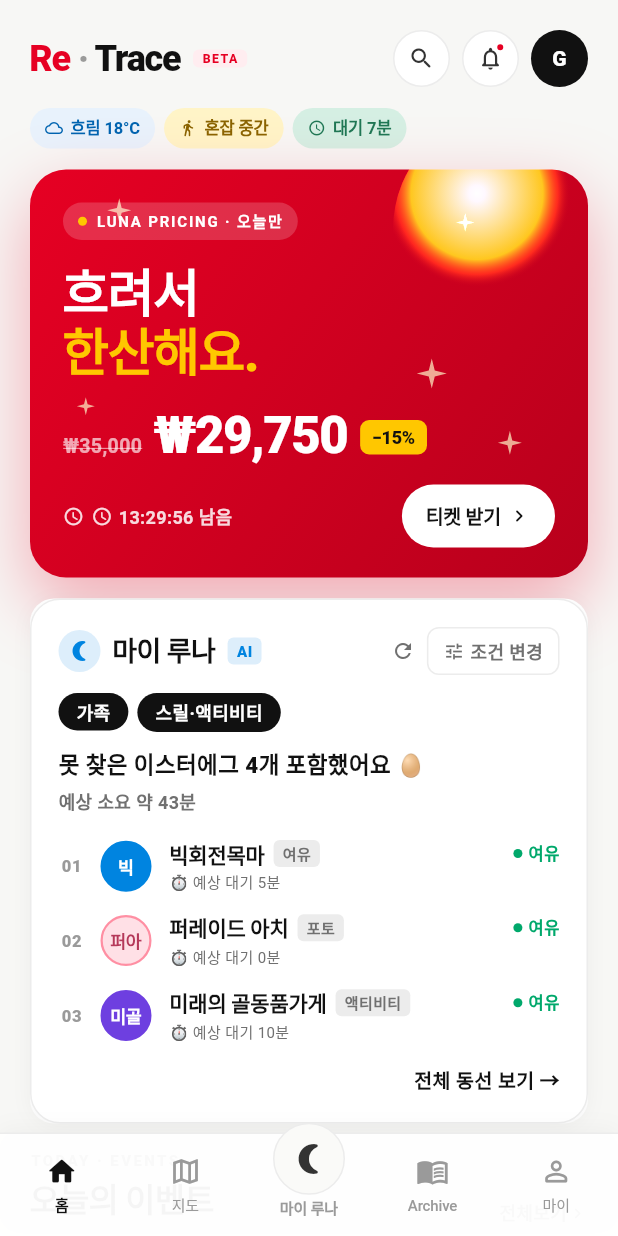
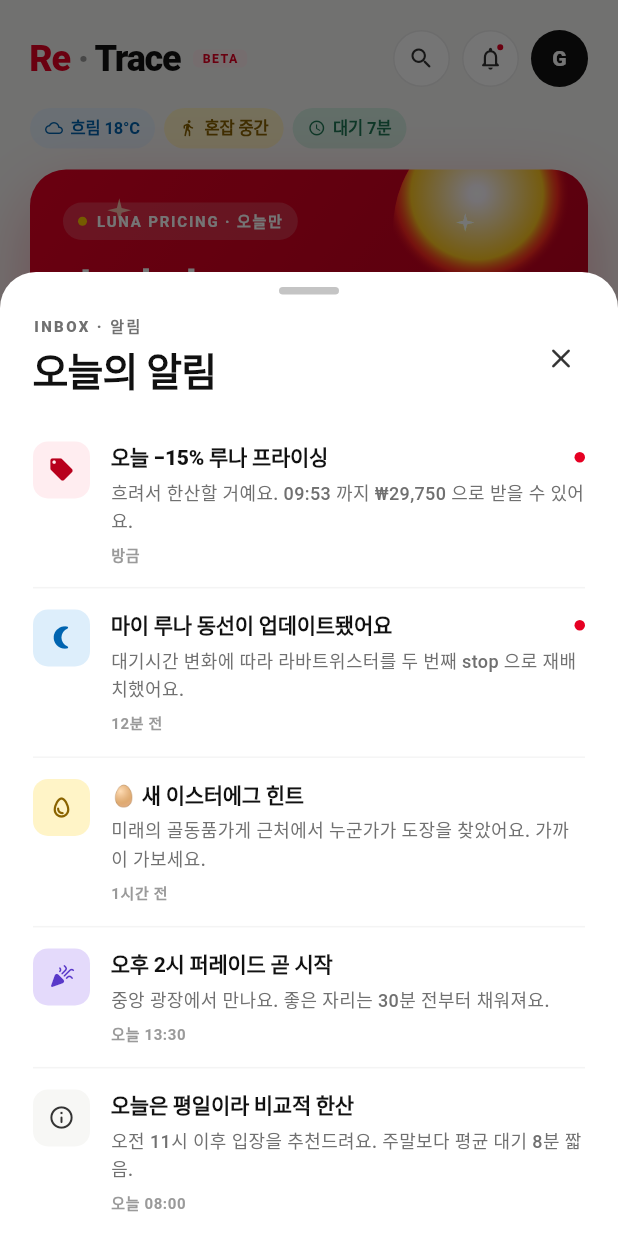
Before and after one commit to 202001381/retrace, a Flutter app: the screen it shows after launch, after a tap on "건너뛰기", after a tap on the "search" icon, after a tap on the "notifications none" icon, on a phone screen of 412 x 824 dp. Run offline on Flutter 3.47's test engine with Material 3 defaults, Android fonts, the phone set to English and light mode, and no system bars; our stand-ins replace cloud_firestore, firebase_core, flutter_map, geolocator, image_picker, latlong2 and 1 more; accounts and stored records are empty; Roboto replaces fonts that are missing (Pretendard).

```diff
--- a/lib/screens/home_screen.dart
+++ b/lib/screens/home_screen.dart
@@ -18,7 +18,9 @@ import '../widgets/design/logo.dart';
 import '../widgets/design/stamp.dart';
 import '../widgets/discount_cause_label.dart';
 import '../widgets/discount_countdown.dart';
+import '../widgets/notification_sheet.dart';
 import '../widgets/price_display.dart';
+import 'all_attractions_screen.dart';
 import 'checkout_screen.dart';
 
 /// 홈 탭 — "방문 전" 전용 화면. 방문 결정 → 티켓 구매까지만 담당.
@@ -259,6 +261,18 @@ class _HomeScreenState extends State<HomeScreen> {
     return ('혼잡', AppColors.red);
   }
 
+  void _openSearch() {
+    AnalyticsService.instance.logScreenView('home_search');
+    Navigator.of(context).push(
+      MaterialPageRoute(builder: (_) => const AllAttractionsScreen()),
+    );
+  }
+
+  void _openNotifications() {
+    AnalyticsService.instance.logScreenView('home_notifications');
+    NotificationSheet.show(context);
+  }
+
   void _onLogoTap() {
     final now = DateTime.now();
     if (_lastLogoTap == null || now.difference(_lastLogoTap!) > const Duration(seconds: 2)) {
@@ -351,6 +365,9 @@ class _HomeScreenState extends State<HomeScreen> {
             _Header(
               onLogoTap: _onLogoTap,
               onProfileTap: widget.onOpenMyPage,
+              onSearchTap: _openSearch,
+              onNotifyTap: _openNotifications,
+              hasUnread: true, // mock — 백엔드 연동 시 unread count 기반
             ),
             const SizedBox(height: 10),
             // 2. 컨디션 strip — 날씨/혼잡/대기 (탭 시 상세)
@@ -398,7 +415,16 @@ class _HomeScreenState extends State<HomeScreen> {
 class _Header extends StatelessWidget {
   final VoidCallback? onLogoTap;
   final VoidCallback? onProfileTap;
-  const _Header({this.onLogoTap, this.onProfileTap});
+  final VoidCallback? onSearchTap;
+  final VoidCallback? onNotifyTap;
+  final bool hasUnread;
+  const _Header({
+    this.onLogoTap,
+    this.onProfileTap,
+    this.onSearchTap,
+    this.onNotifyTap,
+    this.hasUnread = false,
+  });
 
   @override
   Widget build(BuildContext context) {
@@ -412,9 +438,13 @@ class _Header extends StatelessWidget {
             child: const RetraceLogo(size: 24, showBeta: true),
           ),
           const Spacer(),
-          _PillIcon(icon: Icons.search_rounded, onTap: () {}),
+          _PillIcon(
+              icon: Icons.search_rounded, onTap: onSearchTap ?? () {}),
           const SizedBox(width: 8),
-          _PillIcon(icon: Icons.notifications_none_rounded, dot: true, onTap: () {}),
+          _PillIcon(
+              icon: Icons.notifications_none_rounded,
+              dot: hasUnread,
+              onTap: onNotifyTap ?? () {}),
           const SizedBox(width: 8),
           GestureDetector(
             onTap: onProfileTap,
--- /dev/null
+++ b/lib/widgets/notification_sheet.dart
@@ -0,0 +1,306 @@
+import 'package:flutter/material.dart';
+
+import '../core/theme/app_colors.dart';
+import 'design/condition_pip.dart';
+
+/// 알림 시트 — 홈 헤더 벨 아이콘에서 진입.
+/// mock 데이터로 푸시 알림 히스토리 표시. 백엔드 연동 전 placeholder.
+class NotificationSheet extends StatelessWidget {
+  const NotificationSheet({super.key});
+
+  static Future<void> show(BuildContext context) {
+    return showModalBottomSheet<void>(
+      context: context,
+      isScrollControlled: true,
+      backgroundColor: Colors.transparent,
+      builder: (_) => const NotificationSheet(),
+    );
+  }
+
+  @override
+  Widget build(BuildContext context) {
+    final height = MediaQuery.of(context).size.height * 0.78;
+    return Container(
+      height: height,
+      decoration: const BoxDecoration(
+        color: AppColors.bgCard,
+        borderRadius: BorderRadius.vertical(top: Radius.circular(24)),
+      ),
+      child: Column(
+        children: [
+          // 핸들
+          Container(
+            margin: const EdgeInsets.only(top: 10),
+            width: 40,
+            height: 5,
+            decoration: BoxDecoration(
+              color: AppColors.ink300,
+              borderRadius: BorderRadius.circular(99),
+            ),
+          ),
+          const SizedBox(height: 16),
+          // 헤더
+          Padding(
+            padding: const EdgeInsets.fromLTRB(22, 0, 14, 4),
+            child: Row(
+              children: [
+                Expanded(
+                  child: Column(
+                    crossAxisAlignment: CrossAxisAlignment.start,
+                    mainAxisSize: MainAxisSize.min,
+                    children: const [
+                      Eyebrow('INBOX · 알림'),
+                      SizedBox(height: 4),
+                      Text(
+                        '오늘의 알림',
+                        style: TextStyle(
+                          fontSize: 26,
+                          fontWeight: FontWeight.w900,
+                          color: AppColors.ink900,
+                          letterSpacing: -0.6,
+                        ),
+                      ),
+                    ],
+                  ),
+                ),
+                IconButton(
+                  onPressed: () => Navigator.of(context).pop(),
+                  icon: const Icon(Icons.close_rounded,
+                      size: 22, color: AppColors.ink700),
+                ),
+              ],
+            ),
+          ),
+          const SizedBox(height: 6),
+          // 알림 리스트
+          Expanded(
+            child: ListView.separated(
+              padding:
+                  const EdgeInsets.fromLTRB(0, 4, 0, 24),
+              itemCount: _kMockNotifications.length,
+              separatorBuilder: (_, __) => const Divider(
+                height: 1,
+                thickness: 1,
+                color: AppColors.lineDim,
+                indent: 22,
+                endIndent: 22,
+              ),
+              itemBuilder: (_, i) {
+                final n = _kMockNotifications[i];
+                return _NotificationRow(item: n);
+              },
+            ),
+          ),
+        ],
+      ),
+    );
+  }
+}
+
+class _NotificationRow extends StatelessWidget {
+  final _Notif item;
+  const _NotificationRow({required this.item});
+
+  @override
+  Widget build(BuildContext context) {
+    return InkWell(
+      onTap: () {
+        ScaffoldMessenger.of(context)
+          ..clearSnackBars()
+          ..showSnackBar(SnackBar(
+            content: Text('${item.title} — 상세 페이지(준비 중)'),
+            duration: const Duration(seconds: 2),
+          ));
+      },
+      child: Padding(
+        padding: const EdgeInsets.symmetric(horizontal: 22, vertical: 14),
+        child: Row(
+          crossAxisAlignment: CrossAxisAlignment.start,
+          children: [
+            // 카테고리 아이콘 (컬러 박스)
+            Container(
+              width: 38,
+              height: 38,
+              alignment: Alignment.center,
+              decoration: BoxDecoration(
+                color: item.category.tintBg,
+                borderRadius: BorderRadius.circular(10),
+              ),
+              child: Icon(
+                item.category.icon,
+                size: 18,
+                color: item.category.tintFg,
+              ),
+            ),
+            const SizedBox(width: 14),
+            Expanded(
+              child: Column(
+                crossAxisAlignment: CrossAxisAlignment.start,
+                mainAxisSize: MainAxisSize.min,
+                children: [
+                  Row(
+                    children: [
+                      Expanded(
+                        child: Text(
+                          item.title,
+                          style: TextStyle(
+                            fontSize: 14,
+                            fontWeight: item.unread
+                                ? FontWeight.w900
+                                : FontWeight.w700,
+                            color: AppColors.ink900,
+                            letterSpacing: -0.2,
+                          ),
+                          overflow: TextOverflow.ellipsis,
+                        ),
+                      ),
+                      if (item.unread) ...[
+                        const SizedBox(width: 6),
+                        Container(
+                          width: 7,
+                          height: 7,
+                          decoration: const BoxDecoration(
+                            color: AppColors.red,
+                            shape: BoxShape.circle,
+                          ),
+                        ),
+                      ],
+                    ],
+                  ),
+                  const SizedBox(height: 4),
+                  Text(
+                    item.body,
+                    style: const TextStyle(
+                      fontSize: 12,
+                      color: AppColors.ink500,
+                      fontWeight: FontWeight.w500,
+                      height: 1.5,
+                    ),
+                    maxLines: 2,
+                    overflow: TextOverflow.ellipsis,
+                  ),
+                  const SizedBox(height: 6),
+                  Text(
+                    item.timeLabel,
+                    style: const TextStyle(
+                      fontSize: 10,
+                      color: AppColors.ink400,
+                      fontWeight: FontWeight.w700,
+                      letterSpacing: 0.4,
+                    ),
+                  ),
+                ],
+              ),
+            ),
+          ],
+        ),
+      ),
+    );
+  }
+}
+
+// ─── Mock 데이터 모델 ───────────────────────────────────
+enum _NotifCategory {
+  pricing,
+  route,
+  egg,
+  event,
+  system,
+}
+
+extension on _NotifCategory {
+  IconData get icon {
+    switch (this) {
+      case _NotifCategory.pricing:
+        return Icons.local_offer_rounded;
+      case _NotifCategory.route:
+        return Icons.nightlight_round;
+      case _NotifCategory.egg:
+        return Icons.egg_outlined;
+      case _NotifCategory.event:
+        return Icons.celebration_rounded;
+      case _NotifCategory.system:
+        return Icons.info_outline_rounded;
+    }
+  }
+
+  Color get tintBg {
+    switch (this) {
+      case _NotifCategory.pricing:
+        return AppColors.redTint;
+      case _NotifCategory.route:
+        return AppColors.blueTint;
+      case _NotifCategory.egg:
+        return AppColors.yellowTint;
+      case _NotifCategory.event:
+        return AppColors.grapeTint;
+      case _NotifCategory.system:
+        return AppColors.bgPage;
+    }
+  }
+
+  Color get tintFg {
+    switch (this) {
+      case _NotifCategory.pricing:
+        return AppColors.redDeep;
+      case _NotifCategory.route:
+        return AppColors.blueDeep;
+      case _NotifCategory.egg:
+        return const Color(0xFF8A6300);
+      case _NotifCategory.event:
+        return const Color(0xFF5938C9);
+      case _NotifCategory.system:
+        return AppColors.ink700;
+    }
+  }
+}
+
+class _Notif {
+  final _NotifCategory category;
+  final String title;
+  final String body;
+  final String timeLabel;
+  final bool unread;
+  const _Notif({
+    required this.category,
+    required this.title,
+    required this.body,
+    required this.timeLabel,
+    this.unread = false,
+  });
+}
+
+const List<_Notif> _kMockNotifications = [
+  _Notif(
+    category: _NotifCategory.pricing,
+    title: '오늘 −15% 루나 프라이싱',
+    body: '흐려서 한산할 거예요. 09:53 까지 ₩29,750 으로 받을 수 있어요.',
+    timeLabel: '방금',
+    unread: true,
+  ),
+  _Notif(
+    category: _NotifCategory.route,
+    title: '마이 루나 동선이 업데이트됐어요',
+    body: '대기시간 변화에 따라 라바트위스터를 두 번째 stop 으로 재배치했어요.',
+    timeLabel: '12분 전',
+    unread: true,
+  ),
+  _Notif(
+    category: _NotifCategory.egg,
+    title: '🥚 새 이스터에그 힌트',
+    body: '미래의 골동품가게 근처에서 누군가가 도장을 찾았어요. 가까이 가보세요.',
+    timeLabel: '1시간 전',
+  ),
+  _Notif(
+    category: _NotifCategory.event,
+    title: '오후 2시 퍼레이드 곧 시작',
+    body: '중앙 광장에서 만나요. 좋은 자리는 30분 전부터 채워져요.',
+    timeLabel: '오늘 13:30',
+  ),
+  _Notif(
+    category: _NotifCategory.system,
+    title: '오늘은 평일이라 비교적 한산',
+    body: '오전 11시 이후 입장을 추천드려요. 주말보다 평균 대기 8분 짧음.',
+    timeLabel: '오늘 08:00',
+  ),
+];
```
